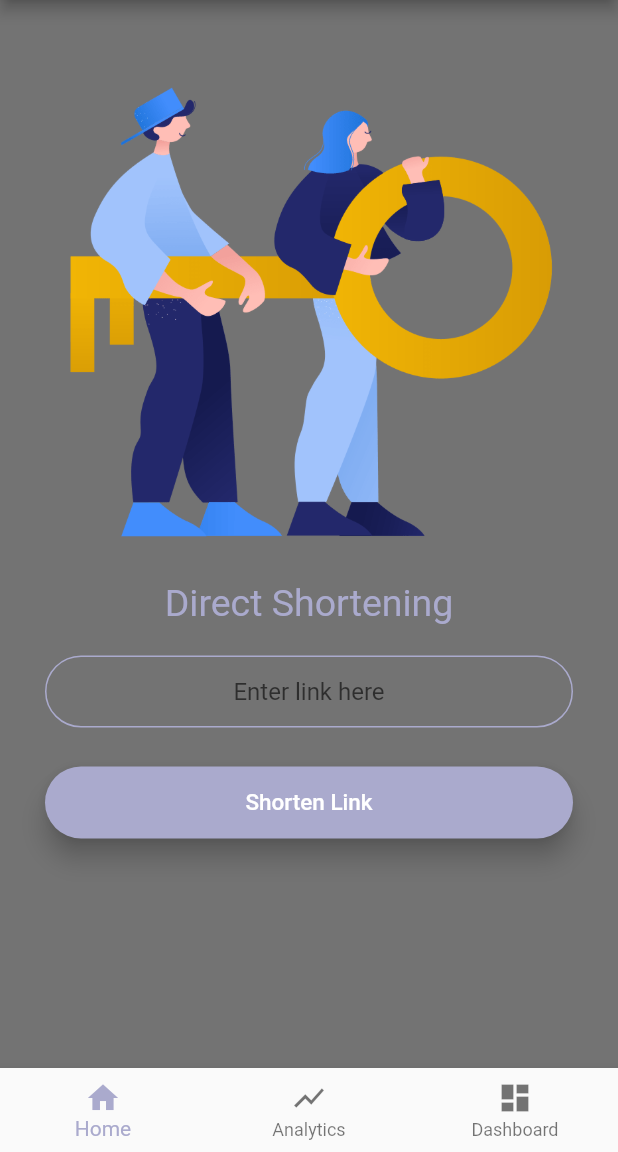
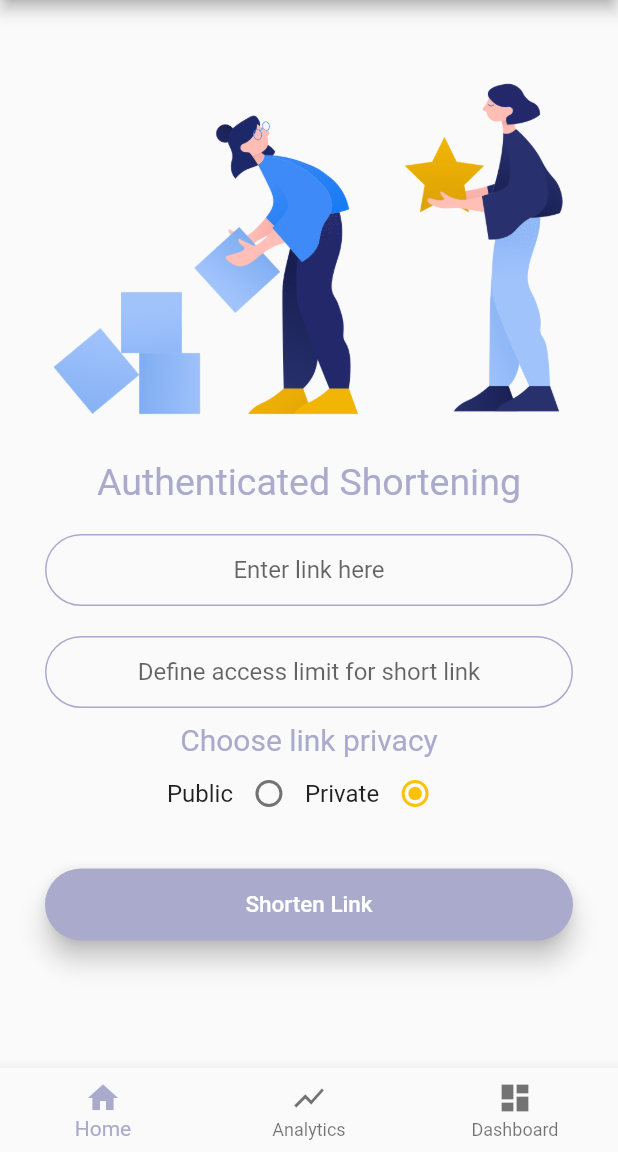
Before and after one commit to hygertai/kisa.co, a Flutter app: the DirectShortScreen screen opened by its route, after a tap on "Shorten Link", on a phone screen of 412 x 824 dp, the part 84-1236 px from its top. Run offline on Flutter 3.47's test engine with Material 2 defaults, Android fonts, the phone set to English and light mode, and no system bars; our stand-ins replace modal_progress_hud; missing offline and left inert: flutter_beautiful_popup.

Commit message:
added auth_shorten link details(some)

```diff
--- a/kisa_co/lib/main.dart
+++ b/kisa_co/lib/main.dart
@@ -1,4 +1,5 @@
 import 'package:flutter/material.dart';
+import 'package:kisaco/screens/authShort_screen.dart';
 import 'package:kisaco/screens/welcome_screen.dart';
 import 'package:kisaco/screens/constants.dart';
 import 'package:kisaco/screens/dashboard_screen.dart';
@@ -35,6 +36,7 @@ class KisaCo extends StatelessWidget {
         DashboardScreen.id: (context) => DashboardScreen(),
         DirectShortScreen.id: (context) => DirectShortScreen(),
         AnalyticsScreen.id: (context) => AnalyticsScreen(),
+        AuthShortScreen.id: (context) => AuthShortScreen(),
       },
     );
   }
--- /dev/null
+++ b/kisa_co/lib/screens/authShort_screen.dart
@@ -0,0 +1,210 @@
+import 'package:flutter/cupertino.dart';
+import 'package:flutter/material.dart';
+import 'package:flutter/services.dart';
+import 'package:kisaco/components/rounded_button.dart';
+import 'package:kisaco/screens/analytics_screen.dart';
+import 'package:kisaco/screens/dashboard_screen.dart';
+import 'package:kisaco/screens/welcome_screen.dart';
+import 'constants.dart';
+import 'package:flutter_beautiful_popup/main.dart';
+
+enum PrivacyChoice { public, private }
+
+class AuthShortScreen extends StatefulWidget {
+  static const String id = 'authshort_screen';
+
+  @override
+  _AuthShortScreenState createState() => _AuthShortScreenState();
+}
+
+class _AuthShortScreenState extends State<AuthShortScreen> {
+  PrivacyChoice _choice = PrivacyChoice.private;
+  @override
+  Widget build(BuildContext context) {
+    return Scaffold(
+      appBar: AppBar(
+        title: Text('KISA.co'),
+      ),
+      body: ListView(
+        shrinkWrap: true,
+        children: <Widget>[
+          Container(
+            //color: Colors.black54,
+            child: Padding(
+              padding: const EdgeInsets.only(
+                top: 30.0,
+                left: 10.0,
+                right: 10.0,
+              ),
+              child: Padding(
+                padding: const EdgeInsets.all(20.0),
+                child: Column(
+                  mainAxisSize: MainAxisSize.min,
+                  crossAxisAlignment: CrossAxisAlignment.stretch,
+                  children: <Widget>[
+                    Flexible(
+                      child: Container(
+                        child: Image(image: AssetImage('images/authShort.png')),
+                      ),
+                    ),
+                    SizedBox(
+                      height: 20.0,
+                    ),
+                    Text(
+                      'Authenticated Shortening',
+                      textAlign: TextAlign.center,
+                      style:
+                          TextStyle(fontSize: 25.0, color: kLightPurpleColor),
+                    ),
+                    SizedBox(
+                      height: 20.0,
+                    ),
+                    TextField(
+                      keyboardType: TextInputType.emailAddress,
+                      textAlign: TextAlign.center,
+                      onChanged: (value) {},
+                      decoration: kTextFieldDecorationLog.copyWith(
+                          hintText: 'Enter link here'),
+                    ),
+                    SizedBox(
+                      height: 10.0,
+                    ),
+                    SizedBox(
+                      height: 10.0,
+                    ),
+                    TextField(
+                      keyboardType: TextInputType.emailAddress,
+                      textAlign: TextAlign.center,
+                      onChanged: (value) {},
+                      decoration: kTextFieldDecorationLog.copyWith(
+                          hintText: 'Define access limit for short link'),
+                    ),
+                    SizedBox(
+                      height: 10.0,
+                    ),
+                    Text(
+                      'Choose link privacy',
+                      textAlign: TextAlign.center,
+                      style:
+                          TextStyle(fontSize: 20.0, color: kLightPurpleColor),
+                    ),
+                    Row(
+                      mainAxisSize: MainAxisSize.min,
+                      mainAxisAlignment: MainAxisAlignment.center,
+                      children: <Widget>[
+                        Text(
+                          'Public',
+                          style: new TextStyle(fontSize: 16.0),
+                        ),
+                        Radio(
+                          value: PrivacyChoice.public,
+                          activeColor: Colors.amber,
+                          groupValue: _choice,
+                          onChanged: (PrivacyChoice value) {
+                            setState(() {
+                              _choice = value;
+                            });
+                          },
+                        ),
+                        Text(
+                          'Private',
+                          style: new TextStyle(fontSize: 16.0),
+                        ),
+                        Radio(
+                          value: PrivacyChoice.private,
+                          activeColor: Colors.amber,
+                          groupValue: _choice,
+                          onChanged: (PrivacyChoice value) {
+                            setState(() {
+                              _choice = value;
+                            });
+                          },
+                        ),
+                      ],
+                    ),
+                    SizedBox(
+                      height: 10.0,
+                    ),
+                    RoundedButton(
+                      title: 'Shorten Link',
+                      colour: kLightPurpleColor,
+                      onPressed: () async {
+                        setState(() {
+                          //set state here
+                          //errorAlert(context);
+
+                          final popup = BeautifulPopup(
+                            context: context,
+                            template: TemplateGreenRocket,
+                          );
+
+                          popup.show(
+                            title: 'Your Short Link',
+                            content: 'Shortened Link Here.',
+                            actions: [
+                              popup.button(
+                                label: 'Copy Link',
+                                onPressed: Navigator.of(context).pop,
+                              ),
+                            ],
+                          );
+                        });
+                      },
+                    ),
+                  ],
+                ),
+              ),
+            ),
+          ),
+        ],
+      ),
+      bottomNavigationBar: BottomNavigationBar(
+        currentIndex: 0,
+        fixedColor: kLightPurpleColor,
+        items: [
+          BottomNavigationBarItem(
+            title: Text("Home"),
+            icon: Icon(Icons.home),
+          ),
+          BottomNavigationBarItem(
+            title: Text("Analytics"),
+            icon: Icon(Icons.show_chart),
+          ),
+          BottomNavigationBarItem(
+            title: Text("Dashboard"),
+            icon: Icon(Icons.dashboard),
+          ),
+        ],
+        onTap: (int index) {
+          setState(() {
+            switch (index) {
+              case 0:
+                {
+                  // Navigate to Dashboard
+                  Navigator.pushNamed(context, WelcomeScreen.id);
+                }
+                break;
+              case 1:
+                {
+                  // Navigate to Archived List
+                  Navigator.pushNamed(context, AnalyticsScreen.id);
+                }
+                break;
+              case 2:
+                {
+                  // Map
+                  Navigator.pushNamed(context, DashboardScreen.id);
+                }
+                break;
+              default:
+                {
+                  Navigator.pushNamed(context, WelcomeScreen.id);
+                }
+                break;
+            }
+          });
+        },
+      ),
+    );
+  }
+}
--- a/kisa_co/lib/screens/welcome_screen.dart
+++ b/kisa_co/lib/screens/welcome_screen.dart
@@ -1,5 +1,6 @@
 import 'package:flutter/material.dart';
 import 'package:kisaco/components/rounded_button.dart';
+import 'package:kisaco/screens/authShort_screen.dart';
 import 'package:kisaco/screens/constants.dart';
 import 'package:kisaco/screens/login_screen.dart';
 import 'package:kisaco/screens/signup_screen.dart';
@@ -27,7 +28,7 @@ class _WelcomeScreenState extends State<WelcomeScreen>
   @override
   Widget build(BuildContext context) {
     return Scaffold(
-      backgroundColor: Colors.black,
+      //backgroundColor: Colors.black,
       body: Padding(
         padding: EdgeInsets.symmetric(horizontal: 24.0),
         child: Column(
@@ -79,7 +80,7 @@ class _WelcomeScreenState extends State<WelcomeScreen>
               title: 'Shorten Link',
               colour: kBrownColor,
               onPressed: () {
-                Navigator.pushNamed(context, DirectShortScreen.id);
+                Navigator.pushNamed(context, AuthShortScreen.id);
               },
             ),
           ],
--- a/kisa_co/pubspec.yaml
+++ b/kisa_co/pubspec.yaml
@@ -59,11 +59,7 @@ flutter:
 
   # To add assets to your application, add an assets section, like this:
   assets:
-    - images/logo.png
-    - images/signup.png
-    - images/login.png
-    - images/cloud.png
-    - images/shorten.png
+    - images/
 
   # An image asset can refer to one or more resolution-specific "variants", see
   # https://flutter.dev/assets-and-images/#resolution-aware.
```
Also changed, not shown: kisa_co/lib/screens/directShort_screen.dart (+1 -28 lines), kisa_co/images/authShort.png (added).
